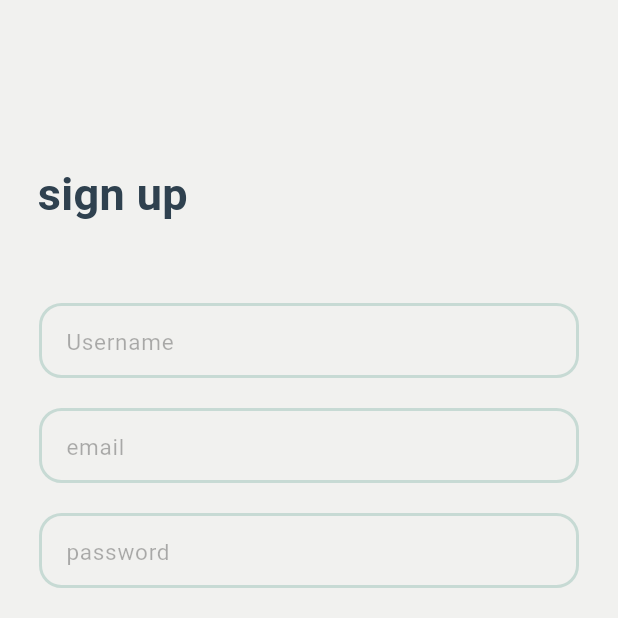
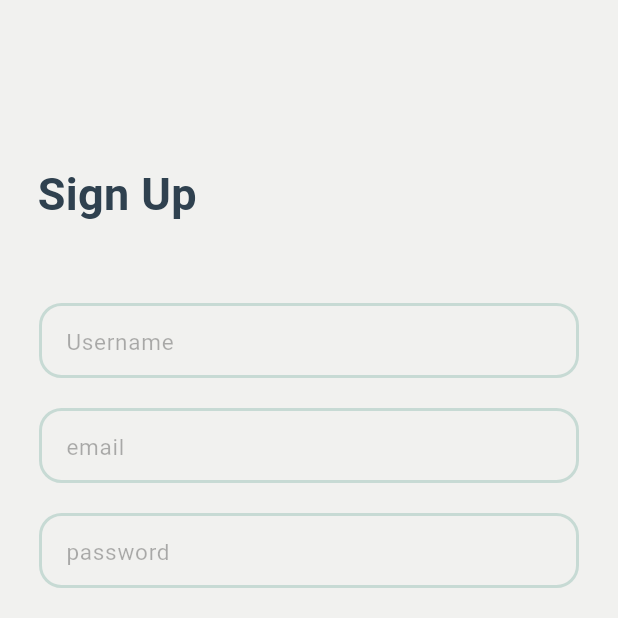
Before and after one commit to ImmortalBoi/ESP-Assistant, a Flutter app: the SignUp screen opened directly, on a phone screen of 412 x 824 dp, the top half of it. Run offline on Flutter 3.47's test engine with Material 3 defaults, Android fonts, the phone set to English and light mode, and no system bars; our stand-ins replace flutter_svg, get, permission_handler; missing offline and left inert: flutter_reactive_ble, flutter_sound, mqtt_client; network calls fail; Roboto replaces fonts that are missing (IBM Plex Mono).

```diff
--- a/flutter_app/lib/old_main.dart
+++ b/flutter_app/lib/old_main.dart
@@ -3,11 +3,11 @@ import 'package:flutter_app/Widget/bluetooth_wifi_wrapper_widget.dart';
 import 'package:flutter_app/Widget/Mqtt/mqtt_widget.dart';
 
 void main() {
-  runApp(const MyApp());
+  runApp(const OldMain());
 }
 
-class MyApp extends StatelessWidget {
-  const MyApp({super.key});
+class OldMain extends StatelessWidget {
+  const OldMain({super.key});
 
   @override
   Widget build(BuildContext context) {
--- a/flutter_app/lib/view/components/screens/sign_up.dart
+++ b/flutter_app/lib/view/components/screens/sign_up.dart
@@ -20,7 +20,7 @@ class SignUp extends StatelessWidget {
                 child: Stack(children: [
                   const Positioned(
                     left: 19,
-                    child: Text("sign up",
+                    child: Text("Sign Up",
                         style: TextStyle(
                           color: Color(0xFF2F414F),
                           fontSize: 30,
```
Also changed, not shown: flutter_app/lib/view/components/screens/sign_in.dart (+15 -2 lines), 1 other file.
